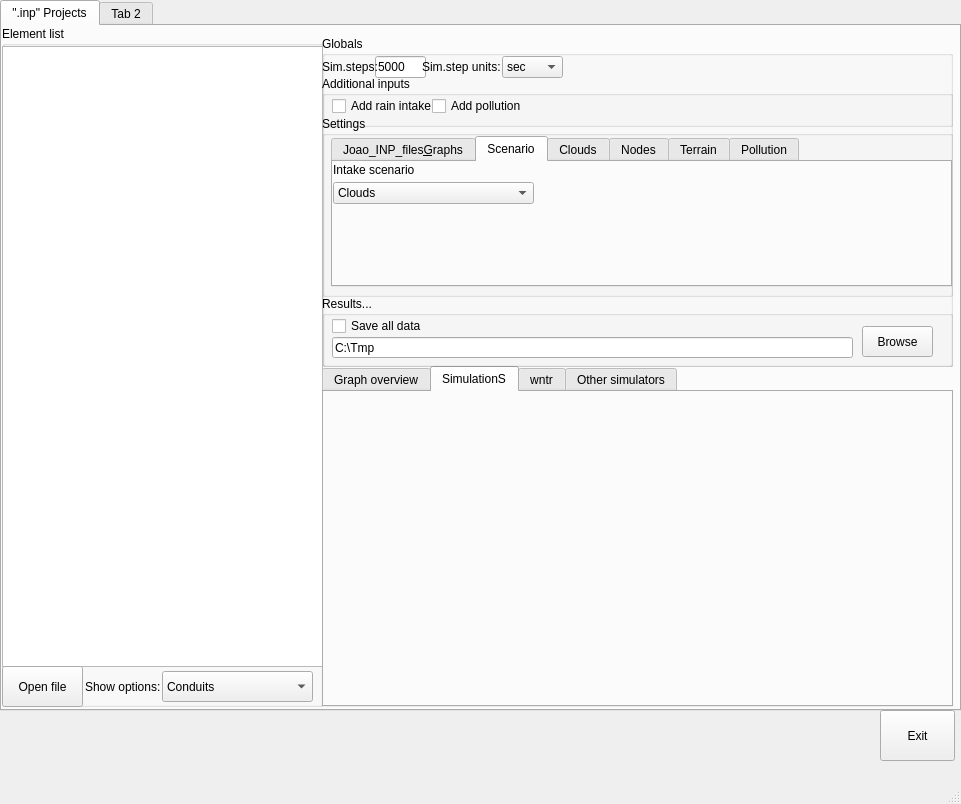
This is MainWindow.ui in sergey32355/UTWIN_notebooks as Qt 5 draws it before an edit. The edited form follows.
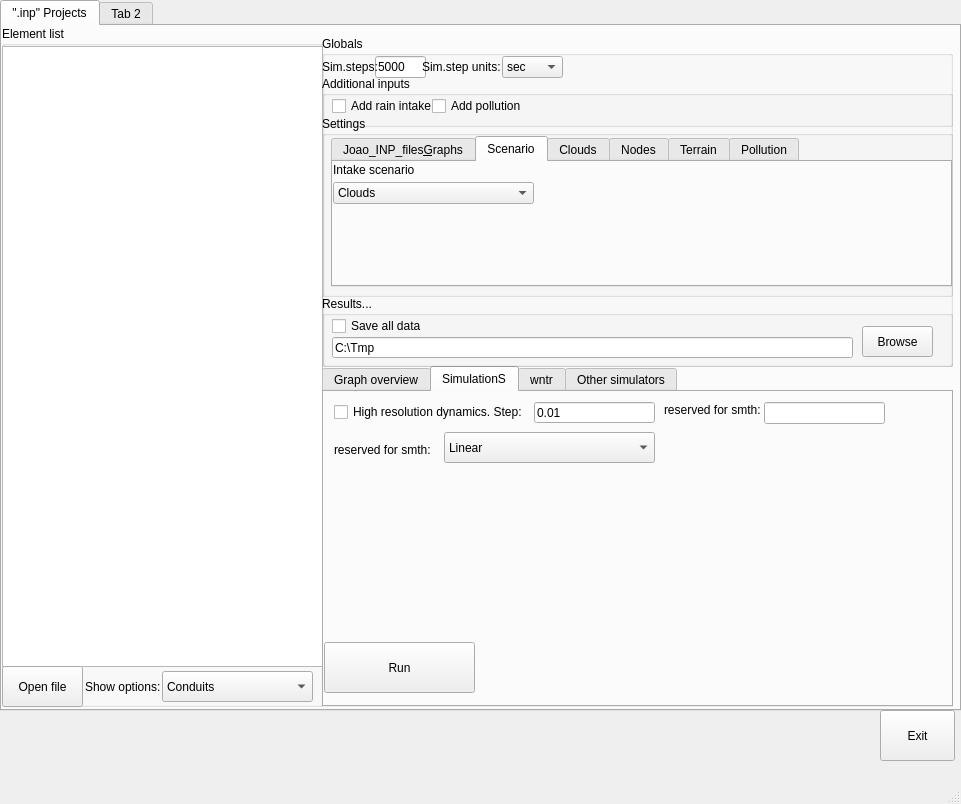
This is the edited form. The open tabs and pages were chosen to show the change.

Diff of the .ui file:
```diff
--- a/MainWindow.ui
+++ b/MainWindow.ui
@@ -206,6 +206,111 @@
              <attribute name="title">
               <string>SimulationS</string>
              </attribute>
+             <widget class="QCheckBox" name="checkBox">
+              <property name="geometry">
+               <rect>
+                <x>10</x>
+                <y>10</y>
+                <width>201</width>
+                <height>20</height>
+               </rect>
+              </property>
+              <property name="text">
+               <string>High resolution dynamics. Step:</string>
+              </property>
+             </widget>
+             <widget class="QLineEdit" name="lineEdit">
+              <property name="geometry">
+               <rect>
+                <x>210</x>
+                <y>10</y>
+                <width>121</width>
+                <height>21</height>
+               </rect>
+              </property>
+              <property name="text">
+               <string>0.01</string>
+              </property>
+             </widget>
+             <widget class="QPushButton" name="pushButton_2">
+              <property name="geometry">
+               <rect>
+                <x>0</x>
+                <y>250</y>
+                <width>151</width>
+                <height>51</height>
+               </rect>
+              </property>
+              <property name="text">
+               <string>Run</string>
+              </property>
+             </widget>
+             <widget class="QLineEdit" name="lineEdit_2">
+              <property name="geometry">
+               <rect>
+                <x>440</x>
+                <y>10</y>
+                <width>121</width>
+                <height>22</height>
+               </rect>
+              </property>
+             </widget>
+             <widget class="QLabel" name="label_21">
+              <property name="geometry">
+               <rect>
+                <x>340</x>
+                <y>10</y>
+                <width>101</width>
+                <height>16</height>
+               </rect>
+              </property>
+              <property name="text">
+               <string>reserved for smth: </string>
+              </property>
+             </widget>
+             <widget class="QLabel" name="Tubes_propag_transfer_func_label">
+              <property name="geometry">
+               <rect>
+                <x>10</x>
+                <y>50</y>
+                <width>101</width>
+                <height>16</height>
+               </rect>
+              </property>
+              <property name="text">
+               <string>reserved for smth: </string>
+              </property>
+             </widget>
+             <widget class="QComboBox" name="Tubes_propag_transfer_func_combo">
+              <property name="geometry">
+               <rect>
+                <x>120</x>
+                <y>40</y>
+                <width>211</width>
+                <height>31</height>
+               </rect>
+              </property>
+              <item>
+               <property name="text">
+                <string>Linear</string>
+               </property>
+              </item>
+              <item>
+               <property name="text">
+                <string>Linear+delay</string>
+               </property>
+              </item>
+              <item>
+               <property name="text">
+                <string>Oscl+delay</string>
+               </property>
+              </item>
+              <item>
+               <property name="text">
+                <string>Non-l._1</string>
+               </property>
+              </item>
+             </widget>
             </widget>
             <widget class="QWidget" name="tab_7">
              <attribute name="title">
```
Left out of the diff: 6 changed lines with no effect on the pictures.
